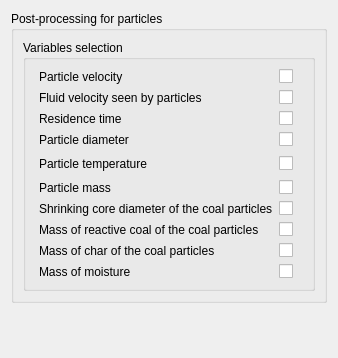
The window that gui/Pages/LagrangianOutputForm.ui (code-saturne/code_saturne) describes before a commit, drawn with Qt 5.
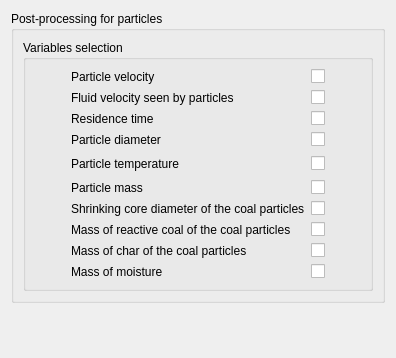
The same window after the commit.

What changed in the file:
```diff
--- a/gui/Pages/LagrangianOutputForm.ui
+++ b/gui/Pages/LagrangianOutputForm.ui
@@ -6,7 +6,7 @@
    <rect>
     <x>0</x>
     <y>0</y>
-    <width>338</width>
+    <width>396</width>
     <height>358</height>
    </rect>
   </property>
```
Left out of the diff: 40 changed lines with no effect on the pictures.
